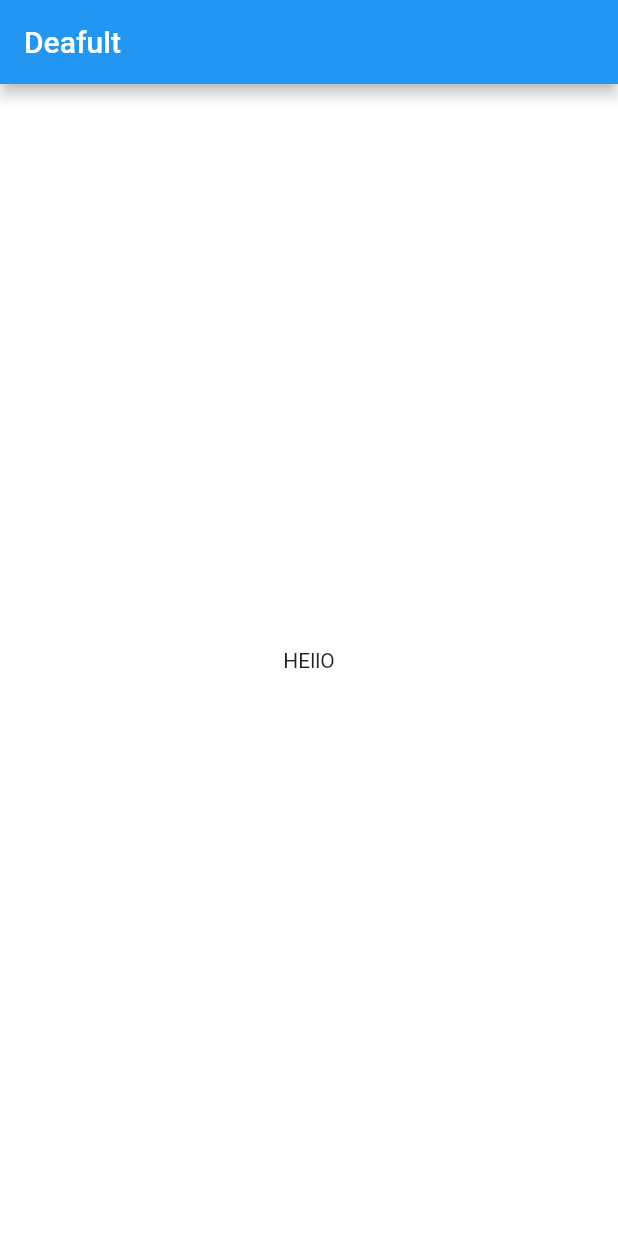
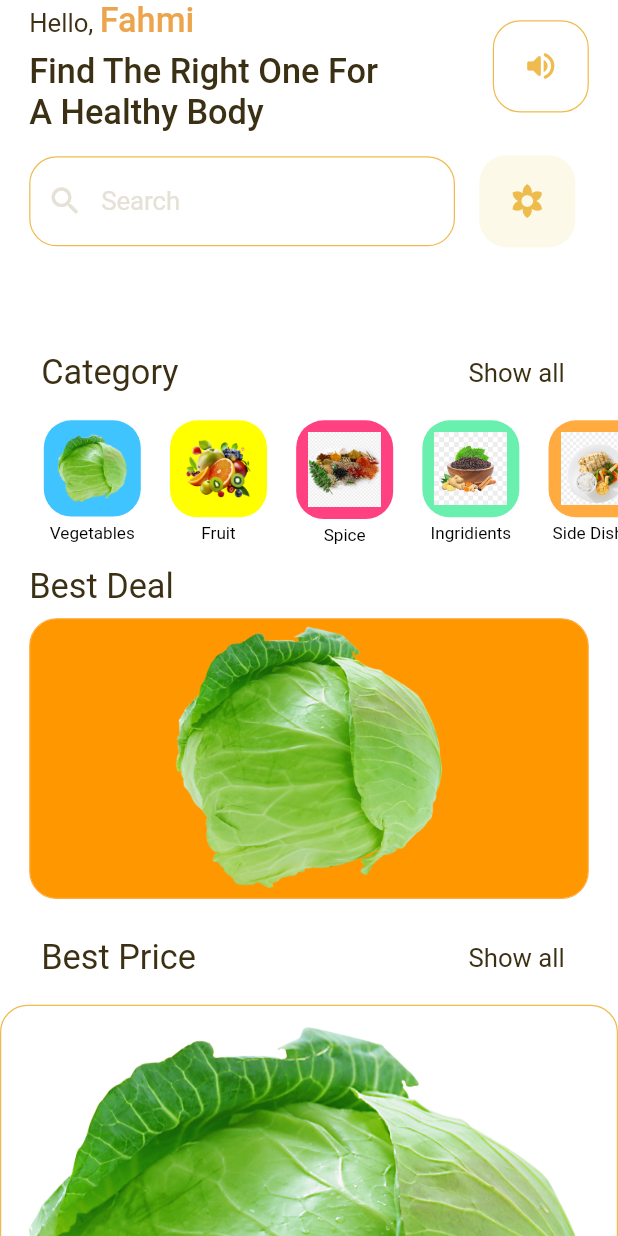
Before and after one commit to ShohjahonMurodov/default_homework_project, a Flutter app: the screen it shows after launch, on a phone screen of 412 x 824 dp. Run offline on Flutter 3.47's test engine with Material 3 defaults, Android fonts, the phone set to English and light mode, and no system bars; our stand-ins replace flutter_screenutil, shared_preferences.

Commit message:
1-2 ta joyni o'zgartirsa bo'ldi :)

```diff
--- /dev/null
+++ b/lib/data/models/category/category_models.dart
@@ -0,0 +1,64 @@
+import 'package:flutter/material.dart';
+import 'package:homework/utils/app_images.dart';
+
+class CategoryModels {
+  final String text;
+  final String image;
+  final Color color;
+
+  CategoryModels(
+      {required this.text, required this.image, required this.color});
+}
+
+List<CategoryModels> dataBase = [
+  CategoryModels(
+    text: "Vegetables",
+    image: AppImages.vegetables,
+    color: Colors.lightBlueAccent,
+  ),
+  CategoryModels(
+    text: "Fruit",
+    image: AppImages.fruits,
+    color: Colors.yellowAccent,
+  ),
+  CategoryModels(
+    text: "Spice",
+    image: AppImages.spice,
+    color: Colors.pinkAccent,
+  ),
+  CategoryModels(
+    text: "Ingridients",
+    image: AppImages.ingridients,
+    color: Colors.greenAccent,
+  ),
+  CategoryModels(
+    text: "Side Dishes",
+    image: AppImages.sideDishes,
+    color: Colors.orangeAccent,
+  ),
+  CategoryModels(
+    text: "Vegetables",
+    image: AppImages.vegetables,
+    color: Colors.lightBlueAccent,
+  ),
+  CategoryModels(
+    text: "Fruit",
+    image: AppImages.fruits,
+    color: Colors.yellowAccent,
+  ),
+  CategoryModels(
+    text: "Spice",
+    image: AppImages.spice,
+    color: Colors.pinkAccent,
+  ),
+  CategoryModels(
+    text: "Ingridients",
+    image: AppImages.ingridients,
+    color: Colors.greenAccent,
+  ),
+  CategoryModels(
+    text: "Side Dishes",
+    image: AppImages.sideDishes,
+    color: Colors.orangeAccent,
+  ),
+];
--- a/lib/main.dart
+++ b/lib/main.dart
@@ -1,7 +1,6 @@
 import 'package:flutter/material.dart';
 import 'package:flutter_screenutil/flutter_screenutil.dart';
-
-import 'hello_screen.dart';
+import 'package:homework/screens/custom_scroll_view.dart';
 
 void main() {
   runApp(const MyApp());
@@ -18,7 +17,7 @@ class _MyAppState extends State<MyApp> {
   @override
   Widget build(BuildContext context) {
     return ScreenUtilInit(
-      designSize: const Size(375, 812),
+      designSize: const Size(508, 1100),
       builder: (context, child) {
         ScreenUtil.init(context);
         return MaterialApp(
@@ -27,7 +26,7 @@ class _MyAppState extends State<MyApp> {
           home: child,
         );
       },
-      child: const HelloScreen(),
+      child: const CustomScrollViewScreen(),
     );
   }
 }
--- /dev/null
+++ b/lib/screens/custom_scroll_view.dart
@@ -0,0 +1,305 @@
+import 'package:flutter/cupertino.dart';
+import 'package:flutter/material.dart';
+import 'package:flutter/widgets.dart';
+import 'package:flutter_screenutil/flutter_screenutil.dart';
+import 'package:homework/data/models/category/category_models.dart';
+import 'package:homework/screens/widgets/row_items.dart';
+import 'package:homework/utils/app_colors.dart';
+import 'package:homework/utils/app_images.dart';
+import 'package:homework/utils/size_utils.dart';
+
+class CustomScrollViewScreen extends StatefulWidget {
+  const CustomScrollViewScreen({super.key});
+
+  @override
+  State<CustomScrollViewScreen> createState() => _CustomScrollViewScreenState();
+}
+
+class _CustomScrollViewScreenState extends State<CustomScrollViewScreen> {
+  @override
+  Widget build(BuildContext context) {
+    width = MediaQuery.of(context).size.width;
+    height = MediaQuery.of(context).size.height;
+
+    return SafeArea(
+      child: Scaffold(
+        backgroundColor: AppColors.white,
+        body: CustomScrollView(
+          slivers: [
+            SliverAppBar(
+              elevation: 0,
+              expandedHeight: 300.h,
+              backgroundColor: AppColors.white,
+              flexibleSpace: FlexibleSpaceBar(
+                background: Padding(
+                  padding: EdgeInsets.symmetric(horizontal: 24.w),
+                  child: Column(
+                    children: [
+                      Row(
+                        children: [
+                          Column(
+                            crossAxisAlignment: CrossAxisAlignment.start,
+                            children: [
+                              Text.rich(
+                                TextSpan(
+                                  text: "Hello, ",
+                                  style: TextStyle(
+                                    color: AppColors.c_3E3015,
+                                    fontSize: 15.sp,
+                                    fontWeight: FontWeight.w400,
+                                  ),
+                                  children: [
+                                    TextSpan(
+                                      text: "Fahmi",
+                                      style: TextStyle(
+                                        color: AppColors.c_EDA54D,
+                                        fontSize: 20.sp,
+                                        fontWeight: FontWeight.w500,
+                                      ),
+                                    ),
+                                  ],
+                                ),
+                              ),
+                              10.getH(),
+                              Text(
+                                "Find The Right One For\nA Healthy Body",
+                                style: TextStyle(
+                                  color: AppColors.c_3C3014,
+                                  fontSize: 20.sp,
+                                  fontWeight: FontWeight.w500,
+                                ),
+                              ),
+                            ],
+                          ),
+                          const Spacer(),
+                          TextButton(
+                            style: TextButton.styleFrom(
+                              padding: EdgeInsets.symmetric(
+                                vertical: 25.h,
+                              ),
+                              backgroundColor: AppColors.white,
+                              shape: RoundedRectangleBorder(
+                                borderRadius: BorderRadius.circular(16.r),
+                              ),
+                              side: BorderSide(
+                                color: AppColors.c_EFBB4E,
+                                width: 1.w,
+                              ),
+                            ),
+                            onPressed: () {},
+                            child: const Icon(
+                              Icons.volume_up_rounded,
+                              color: AppColors.c_EFBB4E,
+                            ),
+                          ),
+                        ],
+                      ),
+                      20.getH(),
+                      Row(
+                        children: [
+                          SizedBox(
+                            width: 350.w,
+                            child: TextField(
+                              style: TextStyle(
+                                color: AppColors.c_E5E1D6,
+                                fontSize: 15.sp,
+                                fontWeight: FontWeight.w400,
+                              ),
+                              decoration: InputDecoration(
+                                prefixIcon: IconButton(
+                                  onPressed: () {},
+                                  icon: const Icon(
+                                    Icons.search,
+                                    color: AppColors.c_E5E1D6,
+                                  ),
+                                ),
+                                hintText: "Search",
+                                hintStyle: TextStyle(
+                                  color: AppColors.c_E5E1D6,
+                                  fontSize: 15.sp,
+                                  fontWeight: FontWeight.w400,
+                                ),
+                                enabledBorder: OutlineInputBorder(
+                                  borderRadius: BorderRadius.circular(16.r),
+                                  borderSide: BorderSide(
+                                    color: AppColors.c_EFBB4E,
+                                    width: 1.w,
+                                  ),
+                                ),
+                                focusedBorder: OutlineInputBorder(
+                                  borderRadius: BorderRadius.circular(16.r),
+                                  borderSide: BorderSide(
+                                    color: AppColors.c_EFBB4E,
+                                    width: 1.w,
+                                  ),
+                                ),
+                              ),
+                            ),
+                          ),
+                          20.getW(),
+                          TextButton(
+                            style: TextButton.styleFrom(
+                              padding: EdgeInsets.symmetric(vertical: 25.h),
+                              backgroundColor: AppColors.c_FCF9E8,
+                              shape: RoundedRectangleBorder(
+                                borderRadius: BorderRadius.circular(16.r),
+                              ),
+                            ),
+                            onPressed: () {},
+                            child: const Icon(
+                              Icons.filter_vintage_sharp,
+                              color: AppColors.c_EEBB4D,
+                            ),
+                          ),
+                        ],
+                      ),
+                    ],
+                  ),
+                ),
+              ),
+            ),
+            SliverList(
+              delegate: SliverChildListDelegate(
+                [
+                  RowItems(
+                    text: "Category",
+                    onTap: () {},
+                  ),
+                  10.getH(),
+                  SizedBox(
+                    height: 110.h,
+                    child: ListView(
+                      scrollDirection: Axis.horizontal,
+                      children: [
+                        24.getW(),
+                        ...List.generate(
+                          dataBase.length,
+                          (index) => Column(
+                            children: [
+                              Padding(
+                                padding: EdgeInsets.symmetric(horizontal: 12.w),
+                                child: TextButton(
+                                  style: TextButton.styleFrom(
+                                    backgroundColor: dataBase[index].color,
+                                    shape: RoundedRectangleBorder(
+                                      borderRadius: BorderRadius.circular(16.r),
+                                    ),
+                                  ),
+                                  onPressed: () {},
+                                  child: Image.asset(
+                                    dataBase[index].image,
+                                    width: 60.w,
+                                  ),
+                                ),
+                              ),
+                              5.getH(),
+                              Text(
+                                dataBase[index].text,
+                                style: TextStyle(
+                                  color: Colors.black,
+                                  fontSize: 10.sp,
+                                  fontWeight: FontWeight.w400,
+                                ),
+                              ),
+                            ],
+                          ),
+                        ),
+                        12.getW(),
+                      ],
+                    ),
+                  ),
+                  20.getH(),
+                  Padding(
+                    padding: EdgeInsets.symmetric(horizontal: 24.w),
+                    child: Text(
+                      "Best Deal",
+                      style: TextStyle(
+                        color: AppColors.c_3C3014,
+                        fontSize: 20.sp,
+                        fontWeight: FontWeight.w400,
+                      ),
+                    ),
+                  ),
+                  10.getH(),
+                  Container(
+                    height: 250.h,
+                    margin: EdgeInsets.symmetric(horizontal: 24.w),
+                    decoration: BoxDecoration(
+                      color: Colors.orange,
+                      borderRadius: BorderRadius.circular(16.r),
+                      border:
+                          Border.all(color: Colors.orangeAccent, width: 1.w),
+                    ),
+                    child: Image.asset(AppImages.vegetables),
+                  ),
+                  20.getH(),
+                  RowItems(
+                    text: "Best Price",
+                    onTap: () {},
+                  ),
+                  10.getH(),
+                  TextButton(
+                    style: TextButton.styleFrom(
+                      padding: EdgeInsets.symmetric(
+                        horizontal: 5.w,
+                        vertical: 5.h,
+                      ),
+                      backgroundColor: AppColors.white,
+                      shape: RoundedRectangleBorder(
+                        borderRadius: BorderRadius.circular(16.r),
+                        side: BorderSide(
+                          color: AppColors.c_EFBB4E,
+                          width: 1.w,
+                        ),
+                      ),
+                    ),
+                    onPressed: () {},
+                    child: Column(
+                      children: [
+                        Image.asset(AppImages.vegetables),
+                      ],
+                    ),
+                  ),
+                  // SliverGrid(
+                  //   delegate: SliverChildBuilderDelegate(
+                  //     (BuildContext context, int index) {
+                  //       return TextButton(
+                  //         style: TextButton.styleFrom(
+                  //           padding: EdgeInsets.symmetric(
+                  //             horizontal: 5.w,
+                  //             vertical: 5.h,
+                  //           ),
+                  //           backgroundColor: AppColors.white,
+                  //           shape: RoundedRectangleBorder(
+                  //             borderRadius: BorderRadius.circular(16.r),
+                  //             side: BorderSide(
+                  //               color: AppColors.c_EFBB4E,
+                  //               width: 1.w,
+                  //             ),
+                  //           ),
+                  //         ),
+                  //         onPressed: () {},
+                  //         child: Column(
+                  //           children: [
+                  //             Image.asset(AppImages.vegetables),
+                  //           ],
+                  //         ),
+                  //       );
+                  //     },
+                  //   ),
+                  //   gridDelegate: SliverGridDelegateWithFixedCrossAxisCount(
+                  //     crossAxisCount: 2,
+                  //     mainAxisSpacing: 10.h,
+                  //     crossAxisSpacing: 10.w,
+                  //     childAspectRatio: 1,
+                  //   ),
+                  // ),
+                ],
+              ),
+            ),
+          ],
+        ),
+      ),
+    );
+  }
+}
--- /dev/null
+++ b/lib/screens/widgets/row_items.dart
@@ -0,0 +1,46 @@
+import 'package:flutter/material.dart';
+import 'package:flutter_screenutil/flutter_screenutil.dart';
+import 'package:homework/utils/app_colors.dart';
+
+class RowItems extends StatelessWidget {
+  const RowItems({super.key, required this.text, required this.onTap});
+
+  final String text;
+  final VoidCallback onTap;
+
+  @override
+  Widget build(BuildContext context) {
+    return Padding(
+      padding: EdgeInsets.symmetric(horizontal: 24.w),
+      child: Row(
+        children: [
+          Text(
+            text,
+            style: TextStyle(
+              color: AppColors.c_3C3014,
+              fontSize: 20.sp,
+              fontWeight: FontWeight.w400,
+            ),
+          ),
+          const Spacer(),
+          TextButton(
+            style: TextButton.styleFrom(
+              shape: RoundedRectangleBorder(
+                borderRadius: BorderRadius.circular(16.r),
+              ),
+            ),
+            onPressed: onTap,
+            child: Text(
+              "Show all",
+              style: TextStyle(
+                color: AppColors.c_3C3014,
+                fontSize: 15.sp,
+                fontWeight: FontWeight.w400,
+              ),
+            ),
+          ),
+        ],
+      ),
+    );
+  }
+}
--- a/lib/utils/app_colors.dart
+++ b/lib/utils/app_colors.dart
@@ -4,4 +4,12 @@ class AppColors {
   static const Color black = Colors.black;
   static const Color white = Colors.white;
   static const Color transparent = Colors.transparent;
+  static const Color c_3E3015 = Color(0xFF3E3015);
+  static const Color c_EDA54D = Color(0xFFEDA54D);
+  static const Color c_EFBB4E = Color(0xFFEFBB4E);
+  static const Color c_E5E1D6 = Color(0xFFE5E1D6);
+  static const Color c_EFE9D1 = Color(0xFFEFE9D1);
+  static const Color c_EEBB4D = Color(0xFFEEBB4D);
+  static const Color c_FCF9E8 = Color(0xFFFCF9E8);
+  static const Color c_3C3014 = Color(0xFF3C3014);
 }
--- a/lib/utils/app_images.dart
+++ b/lib/utils/app_images.dart
@@ -1,3 +1,7 @@
 class AppImages{
-
+  static const String fruits = "assets/images/fruits.png";
+  static const String ingridients = "assets/images/ingridients.jpg";
+  static const String sideDishes = "assets/images/side_dishes.png";
+  static const String spice = "assets/images/spice.png";
+  static const String vegetables = "assets/images/vegetables.png";
 }
--- a/lib/utils/size_utils.dart
+++ b/lib/utils/size_utils.dart
@@ -4,19 +4,19 @@ double height = 0.0;
 double width = 0.0;
 
 extension SizeUtils on int {
-  double get h => (this / 812) * height;
+  double get h => (this / 1100) * height;
 
-  double get w => (this / 375) * width;
+  double get w => (this / 508) * width;
 
   SizedBox getH() {
     return SizedBox(
-      height: (this / 812) * height,
+      height: (this / 1100) * height,
     );
   }
 
   SizedBox getW() {
     return SizedBox(
-      width: (this / 375) * width,
+      width: (this / 508) * width,
     );
   }
 }
--- a/pubspec.yaml
+++ b/pubspec.yaml
@@ -62,9 +62,9 @@ flutter:
   uses-material-design: true
 
   # To add assets to your application, add an assets section, like this:
-  # assets:
-  #   - images/a_dot_burr.jpeg
-  #   - images/a_dot_ham.jpeg
+  assets:
+    - assets/icons/
+    - assets/images/
 
   # An image asset can refer to one or more resolution-specific "variants", see
   # https://flutter.dev/assets-and-images/#resolution-aware
```
Also changed, not shown: lib/screens/widgets/app_bar.dart (added, +150 -0 lines), assets/images/fruits.png (added), assets/images/ingridients.jpg (added), assets/images/side_dishes.png (added), assets/images/spice.png (added), assets/images/vegetables.png (added), pubspec.lock.
